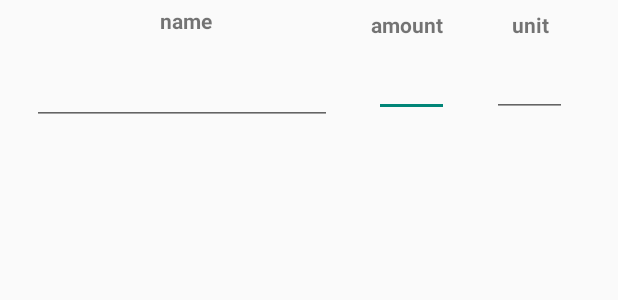
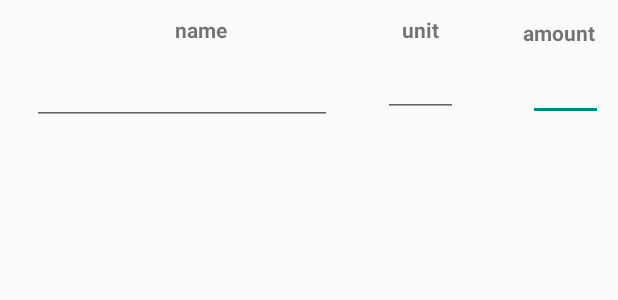
Before and after one commit to noak2804/try1, an Android app: the layout ingredients_recycle_recipe.xml on its own in the app's theme, with its tools: preview values and no code run, on a phone screen of 412 x 824 dp. Shown: the top 300 px of the screen. Run offline under Robolectric (Android 15) with nearby library versions, the phone set to English and light mode, and no system bars.

Commit message:
update recipesupdate recipes

```diff
--- a/app/src/main/res/layout/ingredients_recycle_recipe.xml
+++ b/app/src/main/res/layout/ingredients_recycle_recipe.xml
@@ -10,17 +10,18 @@
         android:layout_width="50dp"
         android:layout_height="wrap_content"
         android:layout_marginEnd="10dp"
+        android:layout_marginBottom="8dp"
         android:ems="10"
         android:inputType="number"
         app:layout_constraintBottom_toBottomOf="parent"
         app:layout_constraintEnd_toEndOf="parent"
-        app:layout_constraintHorizontal_bias="0.216"
+        app:layout_constraintHorizontal_bias="0.29"
         app:layout_constraintStart_toEndOf="@+id/nameIngred"
         app:layout_constraintTop_toTopOf="parent"
-        app:layout_constraintVertical_bias="0.509" />
+        app:layout_constraintVertical_bias="0.62" />
 
     <com.google.android.material.textfield.TextInputLayout
-        android:id="@+id/nameIngred"
+        android:id="@+id/textInputLayout"
         android:layout_width="wrap_content"
         android:layout_height="wrap_content"
         android:layout_marginEnd="170dp"
@@ -39,41 +40,49 @@
         android:id="@+id/unit"
         android:layout_width="50dp"
         android:layout_height="wrap_content"
-        android:layout_marginEnd="5dp"
         android:ems="10"
         android:inputType="text"
         app:layout_constraintBottom_toBottomOf="parent"
         app:layout_constraintEnd_toEndOf="parent"
-        app:layout_constraintStart_toEndOf="@+id/amount"
-        app:layout_constraintTop_toTopOf="parent" />
+        app:layout_constraintHorizontal_bias="0.242"
+        app:layout_constraintStart_toEndOf="@+id/textInputLayout"
+        app:layout_constraintTop_toTopOf="parent"
+        app:layout_constraintVertical_bias="0.507" />
 
     <TextView
         android:id="@+id/textView7"
         android:layout_width="wrap_content"
-        android:layout_height="wrap_content"
+        android:layout_height="0dp"
         android:layout_marginStart="130dp"
-        android:text="amount"
+        android:layout_marginTop="10dp"
+        android:text="unit"
         android:textStyle="bold"
         app:layout_constraintBottom_toTopOf="@+id/amount"
         app:layout_constraintEnd_toEndOf="parent"
+        app:layout_constraintHorizontal_bias="0.535"
         app:layout_constraintStart_toStartOf="parent"
-        app:layout_constraintTop_toTopOf="parent" />
+        app:layout_constraintTop_toTopOf="parent"
+        app:layout_constraintVertical_bias="1.0" />
 
     <TextView
         android:id="@+id/textView8"
         android:layout_width="wrap_content"
         android:layout_height="wrap_content"
-        android:text="unit"
+        android:layout_marginTop="10dp"
+        android:text="amount"
         android:textStyle="bold"
         app:layout_constraintBottom_toTopOf="@+id/unit"
         app:layout_constraintEnd_toEndOf="parent"
+        app:layout_constraintHorizontal_bias="0.789"
         app:layout_constraintStart_toEndOf="@+id/textView7"
-        app:layout_constraintTop_toTopOf="parent" />
+        app:layout_constraintTop_toTopOf="parent"
+        app:layout_constraintVertical_bias="0.571" />
 
     <TextView
         android:id="@+id/textView9"
         android:layout_width="wrap_content"
         android:layout_height="wrap_content"
+        android:layout_marginTop="10dp"
         android:text="name"
         android:textStyle="bold"
         app:layout_constraintBottom_toTopOf="@+id/nameIngred"
```
Also changed, not shown: app/src/main/java/com/example/theproject/NewRecipe/NewRecipeActivity.java (+50 -23 lines), app/src/main/java/com/example/theproject/NewRecipe/NewRecipePresenter.java (+5 -3 lines), app/src/main/java/com/example/theproject/model/RecipeInformation.java (+8 -8 lines).
